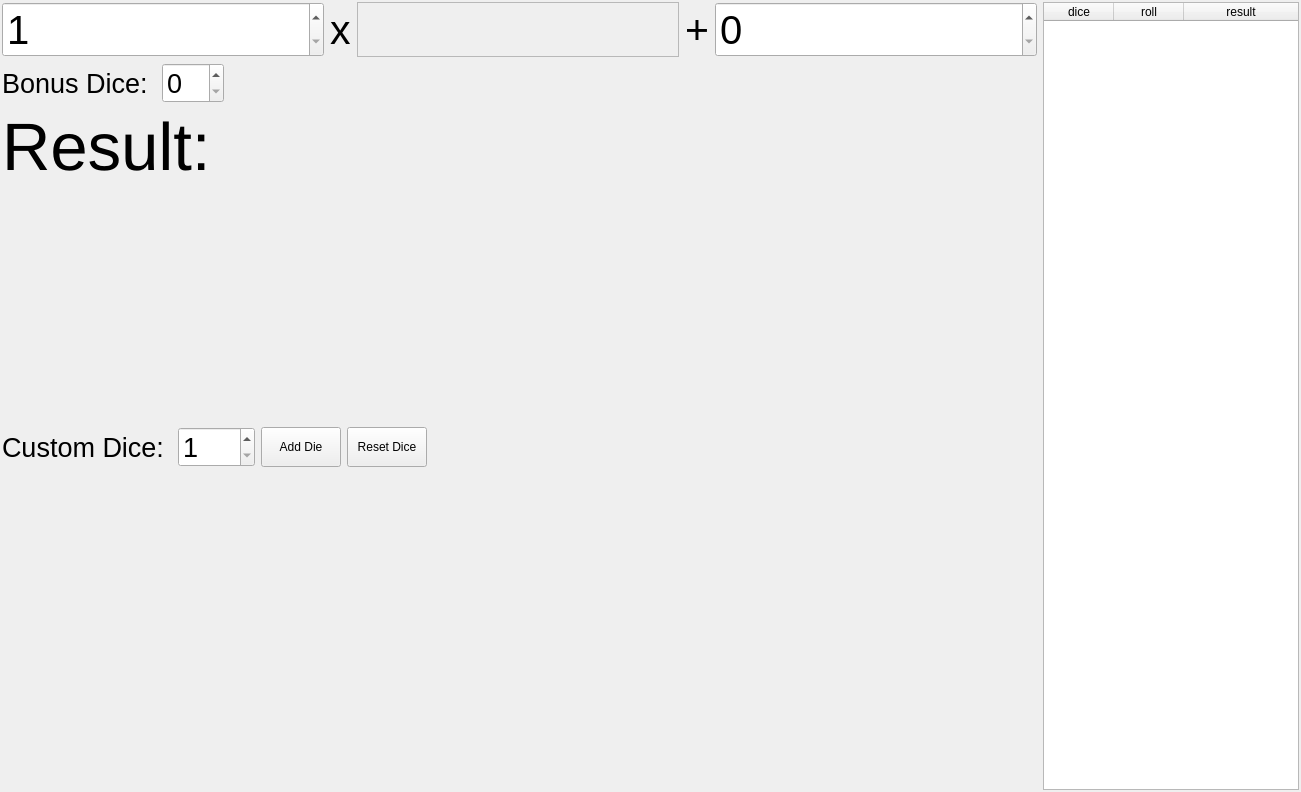
Old version of the form tools/dicetool.ui in the repository PhilInTheGaps/GM-Companion.
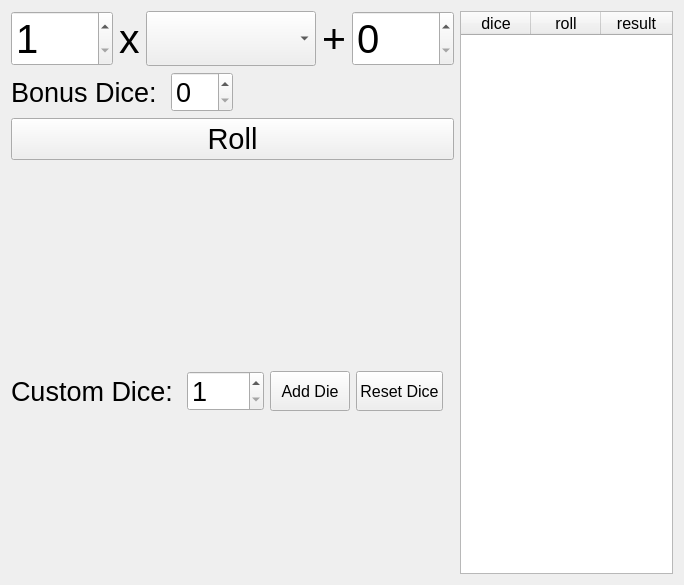
New version of the form.

Commit message: Cleaned up and improved (?) dice tool UI

Diff of the .ui file:
```diff
--- a/tools/dicetool.ui
+++ b/tools/dicetool.ui
@@ -6,26 +6,19 @@
    <rect>
     <x>0</x>
     <y>0</y>
-    <width>1301</width>
-    <height>792</height>
+    <width>684</width>
+    <height>585</height>
    </rect>
   </property>
+  <property name="font">
+   <font>
+    <pointsize>12</pointsize>
+   </font>
+  </property>
   <property name="windowTitle">
    <string>Form</string>
   </property>
   <layout class="QHBoxLayout" name="horizontalLayout">
-   <property name="leftMargin">
-    <number>2</number>
-   </property>
-   <property name="topMargin">
-    <number>2</number>
-   </property>
-   <property name="rightMargin">
-    <number>2</number>
-   </property>
-   <property name="bottomMargin">
-    <number>2</number>
-   </property>
    <item>
     <layout class="QVBoxLayout" name="verticalLayout">
      <item>
@@ -76,12 +69,37 @@
         </widget>
        </item>
        <item>
-        <widget class="QFrame" name="frame_diceButtons">
-         <property name="frameShape">
-          <enum>QFrame::StyledPanel</enum>
+        <widget class="QComboBox" name="comboBox_dice">
+         <property name="sizePolicy">
+          <sizepolicy hsizetype="Minimum" vsizetype="Minimum">
+           <horstretch>0</horstretch>
+           <verstretch>0</verstretch>
+          </sizepolicy>
          </property>
-         <property name="frameShadow">
-          <enum>QFrame::Raised</enum>
+         <property name="font">
+          <font>
+           <pointsize>30</pointsize>
+           <weight>50</weight>
+           <bold>false</bold>
+          </font>
+         </property>
+         <property name="layoutDirection">
+          <enum>Qt::LeftToRight</enum>
+         </property>
+         <property name="currentIndex">
+          <number>-1</number>
+         </property>
+         <property name="maxVisibleItems">
+          <number>20</number>
+         </property>
+         <property name="sizeAdjustPolicy">
+          <enum>QComboBox::AdjustToContents</enum>
+         </property>
+         <property name="frame">
+          <bool>true</bool>
+         </property>
+         <property name="modelColumn">
+          <number>0</number>
          </property>
         </widget>
        </item>
@@ -183,39 +201,42 @@
       </layout>
      </item>
      <item>
-      <widget class="QLabel" name="label_3">
+      <widget class="QPushButton" name="pushButton_roll">
        <property name="sizePolicy">
-        <sizepolicy hsizetype="Preferred" vsizetype="Maximum">
+        <sizepolicy hsizetype="Minimum" vsizetype="Minimum">
          <horstretch>0</horstretch>
          <verstretch>0</verstretch>
         </sizepolicy>
        </property>
        <property name="font">
         <font>
-         <pointsize>50</pointsize>
+         <pointsize>22</pointsize>
         </font>
        </property>
        <property name="text">
-        <string>Result:</string>
+        <string>Roll</string>
        </property>
       </widget>
      </item>
      <item>
       <widget class="QLabel" name="label_result">
        <property name="sizePolicy">
-        <sizepolicy hsizetype="Preferred" vsizetype="Maximum">
+        <sizepolicy hsizetype="Minimum" vsizetype="Maximum">
          <horstretch>0</horstretch>
          <verstretch>0</verstretch>
         </sizepolicy>
        </property>
        <property name="font">
         <font>
-         <pointsize>150</pointsize>
+         <pointsize>130</pointsize>
         </font>
        </property>
        <property name="text">
         <string/>
        </property>
+       <property name="alignment">
+        <set>Qt::AlignCenter</set>
+       </property>
       </widget>
      </item>
      <item>
@@ -355,6 +376,19 @@
      </column>
     </widget>
    </item>
+   <item>
+    <spacer name="horizontalSpacer_3">
+     <property name="orientation">
+      <enum>Qt::Horizontal</enum>
+     </property>
+     <property name="sizeHint" stdset="0">
+      <size>
+       <width>40</width>
+       <height>20</height>
+      </size>
+     </property>
+    </spacer>
+   </item>
   </layout>
  </widget>
  <resources/>
```
The commit also changes 2 other files.
